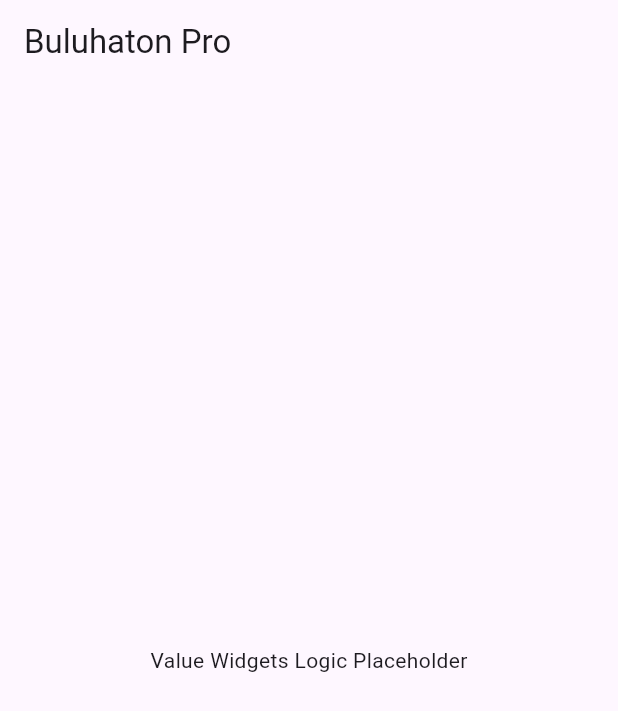
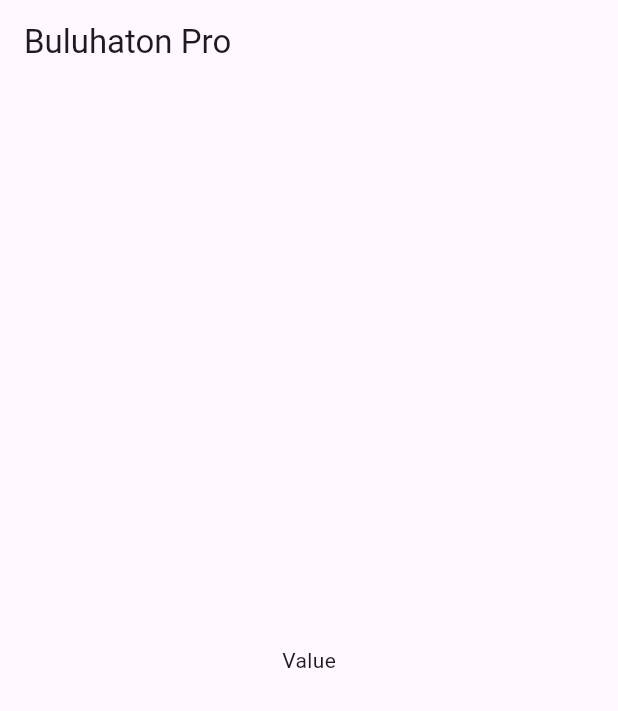
Before and after one commit to DelfinAngelo/cc206-finalproject, a Flutter app: the screen it shows after launch, on a phone screen of 412 x 824 dp. Shown: the top 711 px of the screen. Run offline on Flutter 3.47's test engine with Material 3 defaults, Android fonts, the phone set to English and light mode, and no system bars.

Commit message:
Update Task Management Logic

```diff
--- a/lib/main.dart
+++ b/lib/main.dart
@@ -34,7 +34,7 @@ class _TaskListScreenState extends State<TaskListScreen> {
   Widget build(BuildContext context) {
     return Scaffold(
       appBar: AppBar(title: Text('Buluhaton Pro')),
-      body: Center(child: Text('Value Widgets Logic Placeholder')),
+      body: Center(child: Text('Value')),
     );
   }
 }
```
